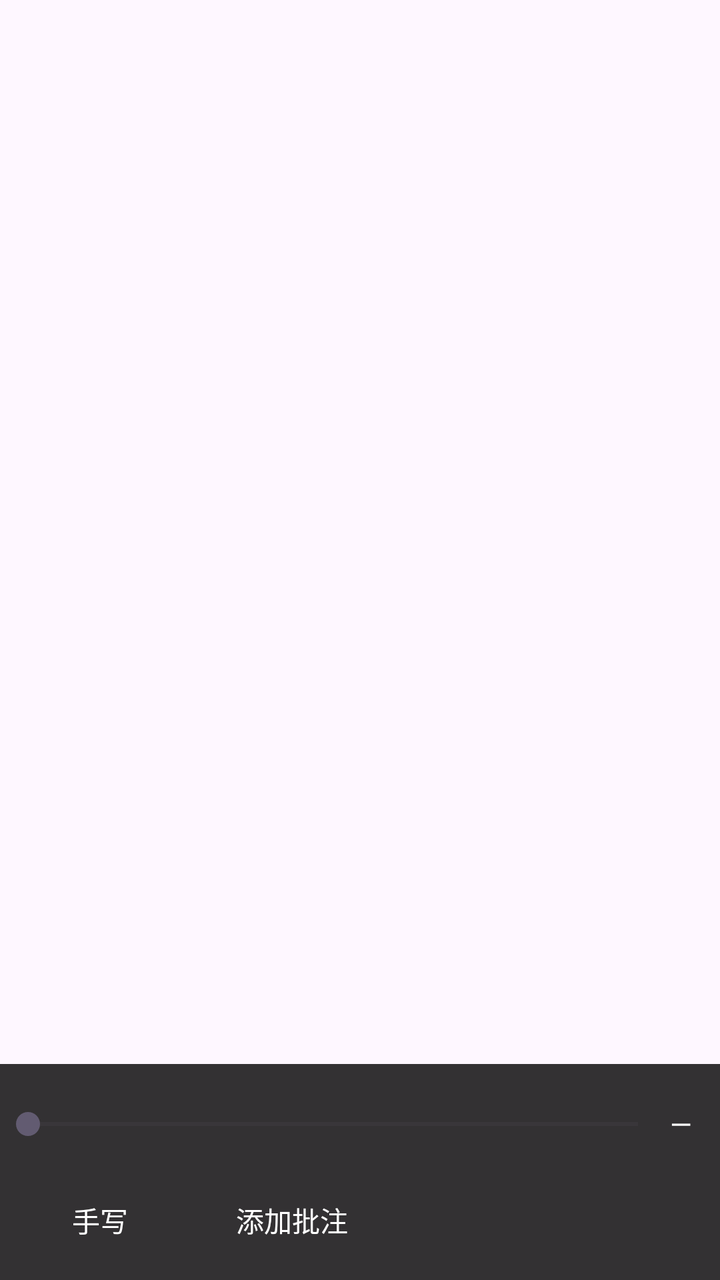
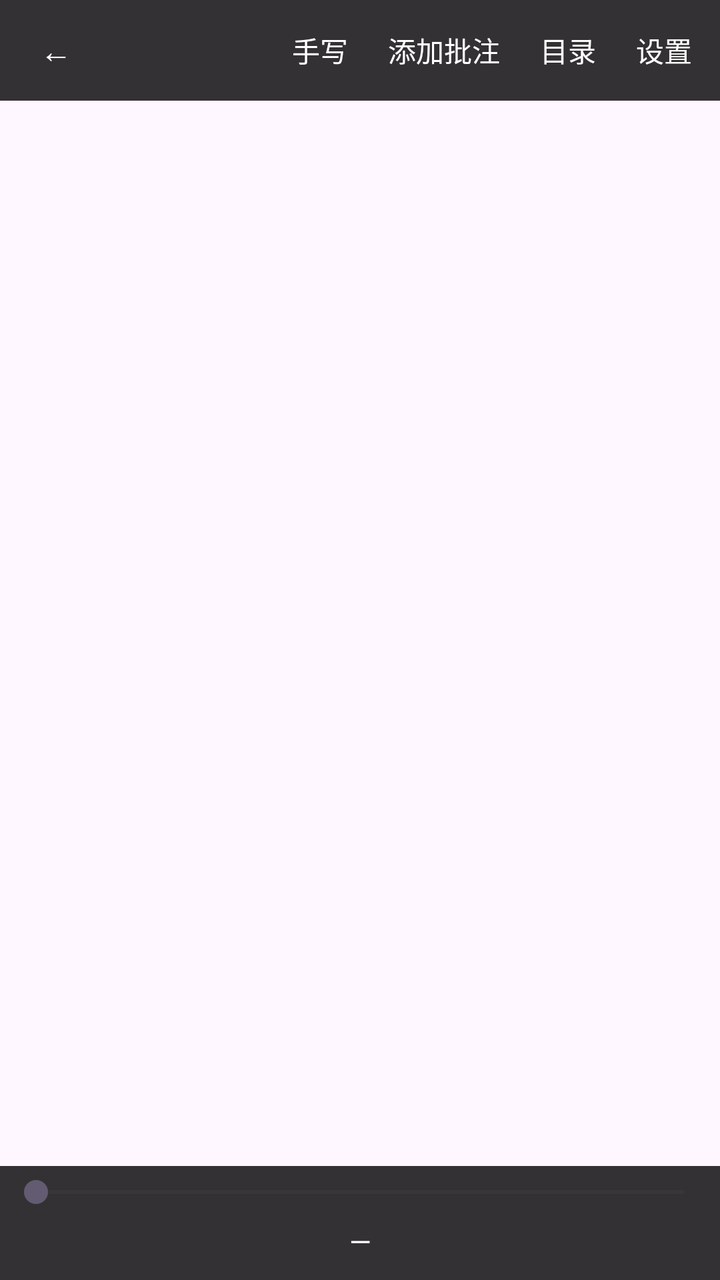

An Android layout rendered at two revisions. The XML below is the earlier revision; the diff shows what the commit changed to produce the second picture.
<!-- AndroidManifest.xml: application theme Theme.Seshat -->
<!-- res/layout/activity_pdf_reader.xml -->
<?xml version="1.0" encoding="utf-8"?>
<FrameLayout xmlns:android="http://schemas.android.com/apk/res/android"
    android:layout_width="match_parent"
    android:layout_height="match_parent">

    
    <androidx.recyclerview.widget.RecyclerView
        android:id="@+id/pdfPager"
        android:layout_width="match_parent"
        android:layout_height="match_parent" />

    
    <LinearLayout
        android:id="@+id/pdfChrome"
        android:layout_width="match_parent"
        android:layout_height="wrap_content"
        android:layout_gravity="bottom"
        android:background="#CC000000"
        android:gravity="center_vertical"
        android:orientation="vertical"
        android:padding="6dp">

        
        <LinearLayout
            android:layout_width="match_parent"
            android:layout_height="wrap_content"
            android:gravity="center_vertical"
            android:orientation="horizontal">

            <SeekBar
                android:id="@+id/pdfPageSeekBar"
                android:layout_width="0dp"
                android:layout_height="wrap_content"
                android:layout_weight="1"
                android:max="0"
                android:paddingHorizontal="8dp"
                android:progress="0" />

            <TextView
                android:id="@+id/pdfPageIndicator"
                android:layout_width="wrap_content"
                android:layout_height="wrap_content"
                android:background="?attr/selectableItemBackground"
                android:clickable="true"
                android:focusable="true"
                android:gravity="center"
                android:minHeight="48dp"
                android:paddingHorizontal="8dp"
                android:textColor="#FFFFFF"
                android:text="@string/pdf_page_indicator_placeholder" />
        </LinearLayout>

        
        <LinearLayout
            android:layout_width="match_parent"
            android:layout_height="wrap_content"
            android:gravity="center_vertical"
            android:orientation="horizontal">

            <Button
                android:id="@+id/pdfPrevPageButton"
                style="?android:attr/borderlessButtonStyle"
                android:layout_width="wrap_content"
                android:layout_height="wrap_content"
                android:textColor="#FFFFFF"
                android:visibility="gone"
                android:text="@string/pdf_prev_page" />

            <Button
                android:id="@+id/pdfNextPageButton"
                style="?android:attr/borderlessButtonStyle"
                android:layout_width="wrap_content"
                android:layout_height="wrap_content"
                android:textColor="#FFFFFF"
                android:visibility="gone"
                android:text="@string/pdf_next_page" />

            <Button
                android:id="@+id/pdfInkToggleButton"
                style="?android:attr/borderlessButtonStyle"
                android:layout_width="wrap_content"
                android:layout_height="wrap_content"
                android:textColor="#FFFFFF"
                android:text="@string/pdf_ink_toggle" />

            <Button
                android:id="@+id/pdfInkUndoButton"
                style="?android:attr/borderlessButtonStyle"
                android:layout_width="wrap_content"
                android:layout_height="wrap_content"
                android:textColor="#FFFFFF"
                android:visibility="gone"
                android:text="@string/pdf_ink_undo" />

            <Button
                android:id="@+id/pdfInkClearButton"
                style="?android:attr/borderlessButtonStyle"
                android:layout_width="wrap_content"
                android:layout_height="wrap_content"
                android:textColor="#FFFFFF"
                android:visibility="gone"
                android:text="@string/pdf_ink_clear" />

            <Button
                android:id="@+id/pdfAddAnnotation"
                style="?android:attr/borderlessButtonStyle"
                android:layout_width="wrap_content"
                android:layout_height="wrap_content"
                android:textColor="#FFFFFF"
                android:text="@string/pdf_add_annotation" />
        </LinearLayout>
    </LinearLayout>

</FrameLayout>
<!-- resources referenced by this layout -->
<resources>
  <string name="pdf_add_annotation">添加批注</string>
  <string name="pdf_ink_clear">清除本页</string>
  <string name="pdf_ink_toggle">手写</string>
  <string name="pdf_ink_undo">撤销</string>
  <string name="pdf_next_page">下一页</string>
  <string name="pdf_page_indicator_placeholder">—</string>
  <string name="pdf_prev_page">上一页</string>
  <style name="Theme.Seshat" parent="Theme.Material3.DayNight.NoActionBar" />
</resources>

<!-- the commit's change to res/layout/activity_pdf_reader.xml (unified diff, before → after) -->
@@ -11,104 +11,364 @@
 
     
     <LinearLayout
-        android:id="@+id/pdfChrome"
+        android:id="@+id/pdfTopChrome"
+        android:layout_width="match_parent"
+        android:layout_height="wrap_content"
+        android:layout_gravity="top"
+        android:background="#CC000000"
+        android:orientation="vertical"
+        android:paddingHorizontal="4dp"
+        android:paddingVertical="2dp">
+
+        
+        <LinearLayout
+            android:layout_width="match_parent"
+            android:layout_height="wrap_content"
+            android:gravity="center_vertical"
+            android:orientation="horizontal">
+
+            <TextView
+                android:id="@+id/backButton"
+                android:layout_width="wrap_content"
+                android:layout_height="wrap_content"
+                android:background="?android:attr/selectableItemBackground"
+                android:clickable="true"
+                android:focusable="true"
+                android:gravity="center"
+                android:minWidth="48dp"
+                android:paddingHorizontal="10dp"
+                android:paddingVertical="12dp"
+                android:text="@string/reader_back"
+                android:textColor="#FFFFFF"
+                android:textSize="16sp" />
+
+            <TextView
+                android:id="@+id/pdfTopTitle"
+                android:layout_width="0dp"
+                android:layout_height="wrap_content"
+                android:layout_weight="1"
+                android:ellipsize="middle"
+                android:maxLines="1"
+                android:paddingHorizontal="8dp"
+                android:textColor="#FFFFFF"
+                android:textSize="15sp"
+                android:textStyle="bold" />
+
+            <TextView
+                android:id="@+id/pdfInkToggleButton"
+                android:layout_width="wrap_content"
+                android:layout_height="wrap_content"
+                android:background="?android:attr/selectableItemBackground"
+                android:clickable="true"
+                android:focusable="true"
+                android:gravity="center"
+                android:minWidth="48dp"
+                android:paddingHorizontal="10dp"
+                android:paddingVertical="12dp"
+                android:text="@string/pdf_ink_toggle"
+                android:textColor="#FFFFFF"
+                android:textSize="14sp" />
+
+            <TextView
+                android:id="@+id/annotateButton"
+                android:layout_width="wrap_content"
+                android:layout_height="wrap_content"
+                android:background="?android:attr/selectableItemBackground"
+                android:clickable="true"
+                android:focusable="true"
+                android:gravity="center"
+                android:minWidth="48dp"
+                android:paddingHorizontal="10dp"
+                android:paddingVertical="12dp"
+                android:text="@string/pdf_add_annotation"
+                android:textColor="#FFFFFF"
+                android:textSize="14sp" />
+
+            <TextView
+                android:id="@+id/tocButton"
+                android:layout_width="wrap_content"
+                android:layout_height="wrap_content"
+                android:background="?android:attr/selectableItemBackground"
+                android:clickable="true"
+                android:focusable="true"
+                android:gravity="center"
+                android:minWidth="48dp"
+                android:paddingHorizontal="10dp"
+                android:paddingVertical="12dp"
+                android:text="@string/reader_toc"
+                android:textColor="#FFFFFF"
+                android:textSize="14sp" />
+
+            <TextView
+                android:id="@+id/settingsButton"
+                android:layout_width="wrap_content"
+                android:layout_height="wrap_content"
+                android:background="?android:attr/selectableItemBackground"
+                android:clickable="true"
+                android:focusable="true"
+                android:gravity="center"
+                android:minWidth="48dp"
+                android:paddingHorizontal="10dp"
+                android:paddingVertical="12dp"
+                android:text="@string/reader_settings"
+                android:textColor="#FFFFFF"
+                android:textSize="14sp" />
+
+            <TextView
+                android:id="@+id/pdfInkUndoButton"
+                android:layout_width="wrap_content"
+                android:layout_height="wrap_content"
+                android:background="?android:attr/selectableItemBackground"
+                android:clickable="true"
+                android:focusable="true"
+                android:gravity="center"
+                android:minWidth="48dp"
+                android:paddingHorizontal="10dp"
+                android:paddingVertical="12dp"
+                android:text="@string/pdf_ink_undo"
+                android:textColor="#FFFFFF"
+                android:textSize="14sp"
+                android:visibility="gone" />
+
+            <TextView
+                android:id="@+id/pdfInkClearButton"
+                android:layout_width="wrap_content"
+                android:layout_height="wrap_content"
+                android:background="?android:attr/selectableItemBackground"
+                android:clickable="true"
+                android:focusable="true"
+                android:gravity="center"
+                android:minWidth="48dp"
+                android:paddingHorizontal="10dp"
+                android:paddingVertical="12dp"
+                android:text="@string/pdf_ink_clear"
+                android:textColor="#FFFFFF"
+                android:textSize="14sp"
+                android:visibility="gone" />
+        </LinearLayout>
+
+        
+        <LinearLayout
+            android:id="@+id/inkPanel"
+            android:layout_width="match_parent"
+            android:layout_height="wrap_content"
+            android:orientation="vertical"
+            android:paddingTop="6dp"
+            android:visibility="gone">
+
+            
+            <LinearLayout
+                android:layout_width="match_parent"
+                android:layout_height="wrap_content"
+                android:gravity="center_vertical"
+                android:orientation="horizontal"
+                android:paddingHorizontal="6dp">
+
+                <View
+                    android:id="@+id/inkColorRed"
+                    android:layout_width="36dp"
+                    android:layout_height="36dp"
+                    android:layout_marginEnd="8dp"
+                    android:background="#E53935"
+                    android:clickable="true"
+                    android:focusable="true" />
+
+                <View
+                    android:id="@+id/inkColorBlue"
+                    android:layout_width="36dp"
+                    android:layout_height="36dp"
+                    android:layout_marginEnd="8dp"
+                    android:background="#1E88E5"
+                    android:clickable="true"
+                    android:focusable="true" />
+
+                <View
+                    android:id="@+id/inkColorGreen"
+                    android:layout_width="36dp"
+                    android:layout_height="36dp"
+                    android:layout_marginEnd="8dp"
+                    android:background="#43A047"
+                    android:clickable="true"
+                    android:focusable="true" />
+
+                <View
+                    android:id="@+id/inkColorBlack"
+                    android:layout_width="36dp"
+                    android:layout_height="36dp"
+                    android:layout_marginEnd="8dp"
+                    android:background="#212121"
+                    android:clickable="true"
+                    android:focusable="true" />
+
+                <View
+                    android:id="@+id/inkColorOrange"
+                    android:layout_width="36dp"
+                    android:layout_height="36dp"
+                    android:layout_marginEnd="8dp"
+                    android:background="#FB8C00"
+                    android:clickable="true"
+                    android:focusable="true" />
+
+                <View
+                    android:id="@+id/inkColorPurple"
+                    android:layout_width="36dp"
+                    android:layout_height="36dp"
+                    android:background="#8E24AA"
+                    android:clickable="true"
+                    android:focusable="true" />
+            </LinearLayout>
+
+            
+            <LinearLayout
+                android:layout_width="match_parent"
+                android:layout_height="wrap_content"
+                android:gravity="center_vertical"
+                android:orientation="horizontal"
+                android:paddingTop="6dp">
+
+                <TextView
+                    android:id="@+id/inkWidthThin"
+                    android:layout_width="0dp"
+                    android:layout_height="wrap_content"
+                    android:layout_marginStart="6dp"
+                    android:layout_marginEnd="3dp"
+                    android:layout_weight="1"
+                    android:background="?android:attr/selectableItemBackground"
+                    android:clickable="true"
+                    android:focusable="true"
+                    android:gravity="center"
+                    android:paddingHorizontal="6dp"
+                    android:paddingVertical="10dp"
+                    android:text="@string/pdf_ink_width_thin"
+                    android:textColor="#FFFFFF"
+                    android:textSize="13sp" />
+
+                <TextView
+                    android:id="@+id/inkWidthMedium"
+                    android:layout_width="0dp"
+                    android:layout_height="wrap_content"
+                    android:layout_marginHorizontal="3dp"
+                    android:layout_weight="1"
+                    android:background="?android:attr/selectableItemBackground"
+                    android:clickable="true"
+                    android:focusable="true"
+                    android:gravity="center"
+                    android:paddingHorizontal="6dp"
+                    android:paddingVertical="10dp"
+                    android:text="@string/pdf_ink_width_medium"
+                    android:textColor="#FFFFFF"
+                    android:textSize="13sp" />
+
+                <TextView
+                    android:id="@+id/inkWidthThick"
+                    android:layout_width="0dp"
+                    android:layout_height="wrap_content"
+                    android:layout_marginStart="3dp"
+                    android:layout_marginEnd="6dp"
+                    android:layout_weight="1"
+                    android:background="?android:attr/selectableItemBackground"
+                    android:clickable="true"
+                    android:focusable="true"
+                    android:gravity="center"
+                    android:paddingHorizontal="6dp"
+                    android:paddingVertical="10dp"
+                    android:text="@string/pdf_ink_width_thick"
+                    android:textColor="#FFFFFF"
+                    android:textSize="13sp" />
+            </LinearLayout>
+
+            
+            <LinearLayout
+                android:layout_width="match_parent"
+                android:layout_height="wrap_content"
+                android:gravity="center_vertical"
+                android:orientation="horizontal"
+                android:paddingTop="4dp">
+
+                <TextView
+                    android:id="@+id/inkStylePen"
+                    android:layout_width="0dp"
+                    android:layout_height="wrap_content"
+                    android:layout_marginStart="6dp"
+                    android:layout_marginEnd="3dp"
+                    android:layout_weight="1"
+                    android:background="?android:attr/selectableItemBackground"
+                    android:clickable="true"
+                    android:focusable="true"
+                    android:gravity="center"
+                    android:paddingHorizontal="6dp"
+                    android:paddingVertical="10dp"
+                    android:text="@string/pdf_ink_style_pen"
+                    android:textColor="#FFFFFF"
+                    android:textSize="13sp" />
+
+                <TextView
+                    android:id="@+id/inkStyleMarker"
+                    android:layout_width="0dp"
+                    android:layout_height="wrap_content"
+                    android:layout_marginHorizontal="3dp"
+                    android:layout_weight="1"
+                    android:background="?android:attr/selectableItemBackground"
+                    android:clickable="true"
+                    android:focusable="true"
+                    android:gravity="center"
+                    android:paddingHorizontal="6dp"
+                    android:paddingVertical="10dp"
+                    android:text="@string/pdf_ink_style_marker"
+                    android:textColor="#FFFFFF"
+                    android:textSize="13sp" />
+
+                <TextView
+                    android:id="@+id/inkStyleHighlighter"
+                    android:layout_width="0dp"
+                    android:layout_height="wrap_content"
+                    android:layout_marginStart="3dp"
+                    android:layout_marginEnd="6dp"
+                    android:layout_weight="1"
+                    android:background="?android:attr/selectableItemBackground"
+                    android:clickable="true"
+                    android:focusable="true"
+                    android:gravity="center"
+                    android:paddingHorizontal="6dp"
+                    android:paddingVertical="10dp"
+                    android:text="@string/pdf_ink_style_highlighter"
+                    android:textColor="#FFFFFF"
+                    android:textSize="13sp" />
+            </LinearLayout>
+        </LinearLayout>
+    </LinearLayout>
+
+    
+    <LinearLayout
+        android:id="@+id/pdfBottomChrome"
         android:layout_width="match_parent"
         android:layout_height="wrap_content"
         android:layout_gravity="bottom"
         android:background="#CC000000"
         android:gravity="center_vertical"
         android:orientation="vertical"
-        android:padding="6dp">
-
-        
-        <LinearLayout
+        android:paddingHorizontal="6dp"
+        android:paddingVertical="4dp">
+
+        <SeekBar
+            android:id="@+id/pdfPageSeekBar"
             android:layout_width="match_parent"
             android:layout_height="wrap_content"
-            android:gravity="center_vertical"
-            android:orientation="horizontal">
-
-            <SeekBar
-                android:id="@+id/pdfPageSeekBar"
-                android:layout_width="0dp"
-                android:layout_height="wrap_content"
-                android:layout_weight="1"
-                android:max="0"
-                android:paddingHorizontal="8dp"
-                android:progress="0" />
-
-            <TextView
-                android:id="@+id/pdfPageIndicator"
-                android:layout_width="wrap_content"
-                android:layout_height="wrap_content"
-                android:background="?attr/selectableItemBackground"
-                android:clickable="true"
-                android:focusable="true"
-                android:gravity="center"
-                android:minHeight="48dp"
-                android:paddingHorizontal="8dp"
-                android:textColor="#FFFFFF"
-                android:text="@string/pdf_page_indicator_placeholder" />
-        </LinearLayout>
-
-        
-        <LinearLayout
+            android:max="0"
+            android:paddingHorizontal="12dp"
+            android:progress="0" />
+
+        <TextView
+            android:id="@+id/pdfPageIndicator"
             android:layout_width="match_parent"
             android:layout_height="wrap_content"
-            android:gravity="center_vertical"
-            android:orientation="horizontal">
-
-            <Button
-                android:id="@+id/pdfPrevPageButton"
-                style="?android:attr/borderlessButtonStyle"
-                android:layout_width="wrap_content"
-                android:layout_height="wrap_content"
-                android:textColor="#FFFFFF"
-                android:visibility="gone"
-                android:text="@string/pdf_prev_page" />
-
-            <Button
-                android:id="@+id/pdfNextPageButton"
-                style="?android:attr/borderlessButtonStyle"
-                android:layout_width="wrap_content"
-                android:layout_height="wrap_content"
-                android:textColor="#FFFFFF"
-                android:visibility="gone"
-                android:text="@string/pdf_next_page" />
-
-            <Button
-                android:id="@+id/pdfInkToggleButton"
-                style="?android:attr/borderlessButtonStyle"
-                android:layout_width="wrap_content"
-                android:layout_height="wrap_content"
-                android:textColor="#FFFFFF"
-                android:text="@string/pdf_ink_toggle" />
-
-            <Button
-                android:id="@+id/pdfInkUndoButton"
-                style="?android:attr/borderlessButtonStyle"
-                android:layout_width="wrap_content"
-                android:layout_height="wrap_content"
-                android:textColor="#FFFFFF"
-                android:visibility="gone"
-                android:text="@string/pdf_ink_undo" />
-
-            <Button
-                android:id="@+id/pdfInkClearButton"
-                style="?android:attr/borderlessButtonStyle"
-                android:layout_width="wrap_content"
-                android:layout_height="wrap_content"
-                android:textColor="#FFFFFF"
-                android:visibility="gone"
-                android:text="@string/pdf_ink_clear" />
-
-            <Button
-                android:id="@+id/pdfAddAnnotation"
-                style="?android:attr/borderlessButtonStyle"
-                android:layout_width="wrap_content"
-                android:layout_height="wrap_content"
-                android:textColor="#FFFFFF"
-                android:text="@string/pdf_add_annotation" />
-        </LinearLayout>
+            android:background="?android:attr/selectableItemBackground"
+            android:clickable="true"
+            android:focusable="true"
+            android:gravity="center"
+            android:paddingVertical="6dp"
+            android:textColor="#FFFFFF"
+            android:text="@string/pdf_page_indicator_placeholder" />
     </LinearLayout>
 
 </FrameLayout>
<!-- resource entries referenced after the edit -->
@@ -2,11 +2,18 @@
 <resources>
   <string name="pdf_add_annotation">添加批注</string>
   <string name="pdf_ink_clear">清除本页</string>
+  <string name="pdf_ink_style_highlighter">荧光笔</string>
+  <string name="pdf_ink_style_marker">马克笔</string>
+  <string name="pdf_ink_style_pen">钢笔</string>
   <string name="pdf_ink_toggle">手写</string>
   <string name="pdf_ink_undo">撤销</string>
-  <string name="pdf_next_page">下一页</string>
+  <string name="pdf_ink_width_medium">中</string>
+  <string name="pdf_ink_width_thick">粗</string>
+  <string name="pdf_ink_width_thin">细</string>
   <string name="pdf_page_indicator_placeholder">—</string>
-  <string name="pdf_prev_page">上一页</string>
+  <string name="reader_back">←</string>
+  <string name="reader_settings">设置</string>
+  <string name="reader_toc">目录</string>
   <style name="Theme.Seshat" parent="Theme.Material3.DayNight.NoActionBar" />
 </resources>
 
